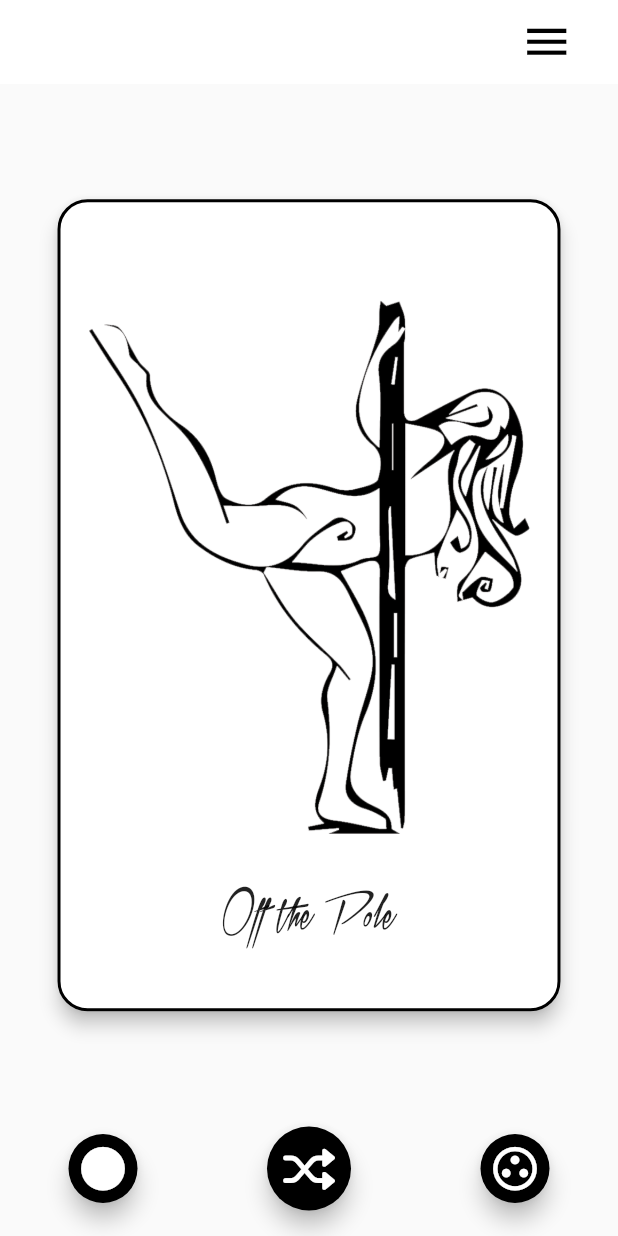
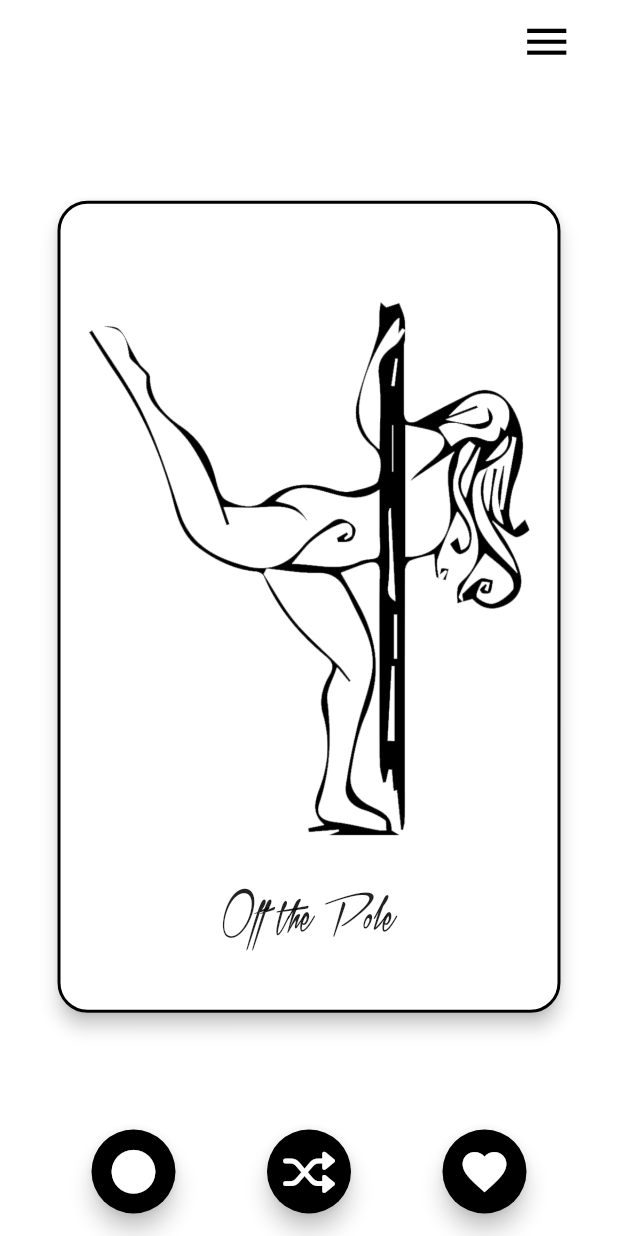
Before and after one commit to apheriabritt/pole-purpose, a Flutter app: the screen it shows after launch, on a phone screen of 412 x 824 dp. Run offline on Flutter 3.47's test engine with Material 2 defaults, Android fonts, the phone set to English and light mode, and no system bars; drawn by our look-alikes of flip_card; our stand-ins replace audioplayers, flutter_html, flutter_icons, flutter_local_notifications, flutter_swiper, splashscreen and 1 more; missing offline and left inert: flutter_wordpress.

Commit message:
cleaner structure

```diff
--- a/lib/BROWSE CARDS/BrowseCards.dart
+++ b/lib/BROWSE CARDS/BrowseCards.dart
@@ -6,7 +6,8 @@ import 'package:pole_purpose/CONSTANTS/hamburger.dart';
 import 'package:pole_purpose/CONSTANTS/playSound.dart';
 import 'dart:math';
 import '../CONSTANTS/card.dart';
-
+bool single=true;
+Icon cardIcon = Icon(Icons.circle,size:35);
 class BrowseCards extends StatefulWidget {
   @override
   _BrowseCardsState createState() => _BrowseCardsState();
@@ -14,6 +15,7 @@ class BrowseCards extends StatefulWidget {
 
 int randomCard = 1;
 int n = 6;
+
 
 // ignore: missing_return
 
@@ -81,6 +83,7 @@ class _BrowseCardsState extends State<BrowseCards> {
 
     bool appbar=false;
     CardList.shuffle();
+
     return Scaffold(
         backgroundColor: Colors.white,
         appBar: hamburger,
@@ -90,41 +93,53 @@ class _BrowseCardsState extends State<BrowseCards> {
               children: <Widget>[
                 Expanded(
                   flex: 9,
-                  child: DefaultTabController(
-                    length: 3,
-                    child: Scaffold(
+                 child: Scaffold(
+                   backgroundColor: Colors.transparent,
                       bottomNavigationBar:Padding(
                         padding: const EdgeInsets.fromLTRB(0, 0, 0, 15),
-                        child: TabBar(
-                          indicatorColor: Colors.transparent,
-                            tabs: [
-                              Tab(child:FloatingActionButton(
-                                  heroTag: 'fave',
-                                  child: Icon(Icons.circle,size:35),backgroundColor: Colors.black),),
+                        child: BottomAppBar(
+                          elevation: 0.0,
+                          color: Colors.transparent,
+                          child:Row(
+                              mainAxisAlignment: MainAxisAlignment.spaceEvenly,
+                              children:[
+                         FloatingActionButton(
+                                onPressed:() {
+                                  if (single == true) {
+                                    print('change to group');
+                                    setState(() {
+                                      single = false;
+                                      cardIcon=Icon(Icons.group_work_outlined,size:35);
+                                    });}
+                                    //switch to single or to group, also change the icon
+                                  else{
+                                setState(() {
+                                  print('change to single');
+                                single = true;
+                                cardIcon=Icon(Icons.circle,size:35);
+                                });}
+                                },
+                                  heroTag: 'switch',
+                                  child: cardIcon,backgroundColor: Colors.black),
                              FloatingActionButton(
                                 heroTag: 'homeshuffle',
                                 onPressed: (){
+                                  _sound.playLocal("shuffle.mp3");
                                   setState(() {
                                   });
                                 },
                                 child: Icon(CupertinoIcons.shuffle_thick,size:35),backgroundColor: Colors.black,),
-                              Tab(child:FloatingActionButton(
-                                  heroTag: 'sets',
-                                  child: Icon(Icons.group_work_outlined,size:35),backgroundColor: Colors.black)
+                              FloatingActionButton(
+                                ///only show favourites
+                                  heroTag: 'fave',
+                                  child: Icon(Icons.favorite,size:35),backgroundColor: Colors.black
                               ),
-                            ],
-                          ),
+                          ])),
                       ),
-                      body: TabBarView(
-                        children: [
-                          singleCard,
-                          Icon(Icons.directions_transit),
-                          CardMix(-1, -1, -1, -1)
-                        ],
-                      ),
+                      body:
+                          single==true?singleCard:CardMix(-1, -1, -1, -1),
                     ),
-                  ),
-                ),
+                  )
               ],
             ),
           ),
--- a/lib/CARD MIX/3CardMix.dart
+++ b/lib/CARD MIX/3CardMix.dart
@@ -85,7 +85,6 @@ class _CardMixState extends State<CardMix> {
       randomSet = true;
     });
 
-    _sound.playLocal("shuffle.mp3");
   }
 
   onSetClick(int card) {
--- a/lib/CONSTANTS/hamburger.dart
+++ b/lib/CONSTANTS/hamburger.dart
@@ -17,7 +17,7 @@ import 'package:pole_purpose/ONLINE%20CLASSES/OnlineClasses.dart';
 
 
 var hamburger = AppBar(
-    backgroundColor: Colors.white,
+    backgroundColor: Colors.transparent,
     elevation: 0.0,
     actions:[
       // IconButton(icon:Icon(Icons.vpn_key),color:Colors.black.withOpacity(0.1),onPressed: (){Navigator.push(context, MaterialPageRoute(builder: (context) => PushHub(),));}),
```
